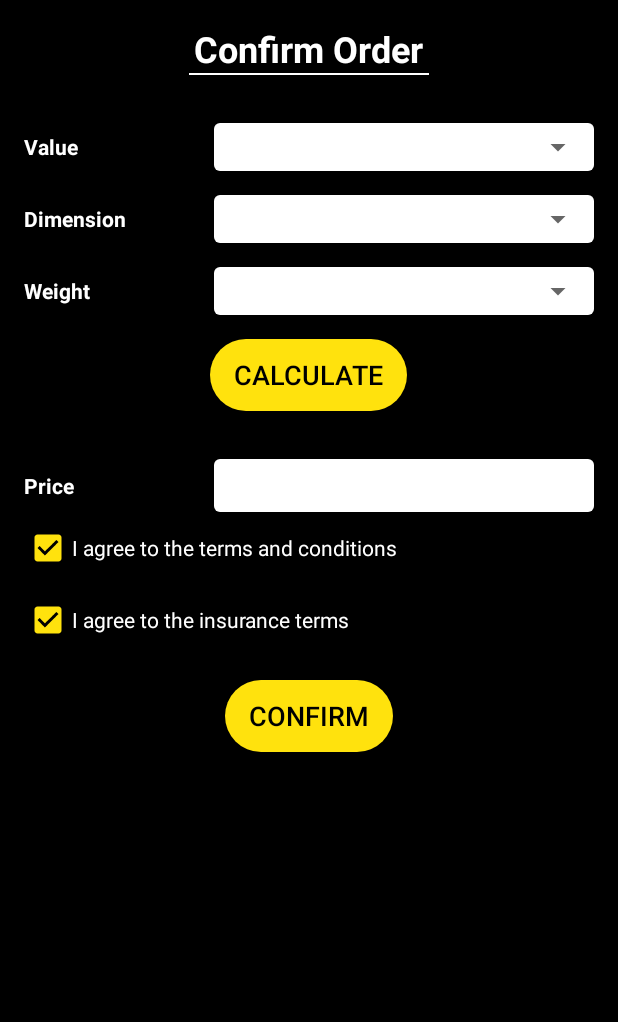
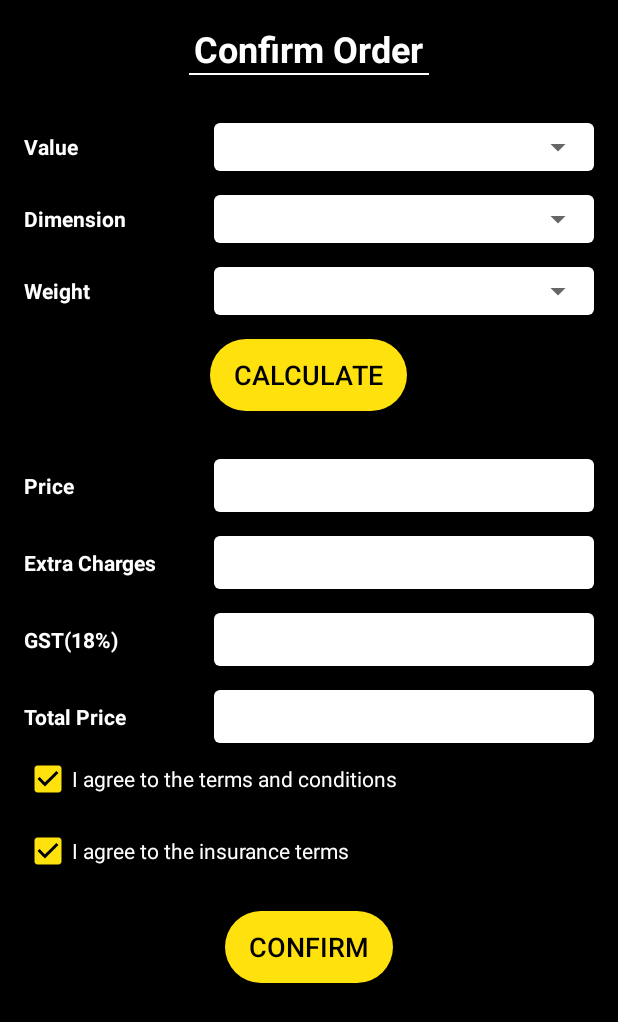
Before and after one commit to Dummyurl/Ewignta, an Android app: the layout fragment_confirm_order.xml on its own in the app's theme, with its tools: preview values and no code run, on a phone screen of 412 x 824 dp. Shown: the top 1022 px of the screen. Run offline under Robolectric (Android 15) with nearby library versions, the phone set to English and light mode, and no system bars.

Commit message:
tracking is updated,added calculate button for weight  and price change

```diff
--- a/app/src/main/java/ewingta/domesticlogistic/adapter/WeightAdapter.java
+++ b/app/src/main/java/ewingta/domesticlogistic/adapter/WeightAdapter.java
@@ -36,7 +36,7 @@ public class WeightAdapter extends BaseAdapter {
 
     @Override
     public long getItemId(int position) {
-        return Long.parseLong(weights.get(position).getId());
+        return Long.parseLong(weights.get(position).getWeight_key());
     }
 
     @Override
@@ -62,7 +62,7 @@ public class WeightAdapter extends BaseAdapter {
         }
 
         if (value != null) {
-            valueVH.tv_title.setText(String.valueOf(value.getTitle()));
+            valueVH.tv_title.setText(String.valueOf(value.getWeight_key()));
         }
 
         return rowView;
--- a/app/src/main/java/ewingta/domesticlogistic/reterofit/RetrofitService.java
+++ b/app/src/main/java/ewingta/domesticlogistic/reterofit/RetrofitService.java
@@ -90,8 +90,7 @@ public interface RetrofitService {
                                           @Query("email") String email, @Query("mobile") String mobile, @Query("pass") String pass);
 
     @GET(URLsUtil.PRICE_URL)
-    Call<PriceResponse> getPrice(@Query("ordernumber") String ordernumber
-                                 );
+    Call<PriceResponse> getPrice( @Query("ordernumber") String ordernumber, @Query("weight") String weight);
 
     @GET(URLsUtil.FORGOT_PASSWORD)
     Call<RequestResponse> forgotPassword(@Query("email") String email);
--- a/app/src/main/java/ewingta/domesticlogistic/utils/URLsUtil.java
+++ b/app/src/main/java/ewingta/domesticlogistic/utils/URLsUtil.java
@@ -41,7 +41,7 @@ public class URLsUtil {
 
     public static final String UPDATE_PASSWORD_URL = INDEX_GET_URL + "&resource=updateprofile";
 
-    public static final String PRICE_URL = INDEX_GET_URL + "&resource=getprice";
+    public static final String PRICE_URL = INDEX_GET_URL + "&resource=getprice&weight";
 
     public static final String FORGOT_PASSWORD = INDEX_GET_URL + "&resource=forgotpassword";
 
--- a/app/src/main/res/layout/fragment_confirm_order.xml
+++ b/app/src/main/res/layout/fragment_confirm_order.xml
@@ -183,6 +183,97 @@
                 android:layout_height="wrap_content"
                 android:layout_centerInParent="true" />
         </RelativeLayout>
+
+        <LinearLayout
+            android:layout_width="match_parent"
+            android:layout_height="wrap_content"
+            android:layout_marginTop="@dimen/margin16dp"
+            android:orientation="horizontal"
+            android:weightSum="3">
+
+            <TextView
+                android:layout_width="match_parent"
+                android:layout_height="match_parent"
+                android:layout_weight="2"
+                android:gravity="center_vertical|start"
+                android:text="@string/base_price"
+                android:textColor="@android:color/white"
+                android:textStyle="bold" />
+
+            <TextView
+                android:id="@+id/tv_baseprice"
+                android:layout_width="match_parent"
+                android:layout_height="wrap_content"
+                android:layout_weight="1"
+                android:background="@drawable/ic_rectangle_white"
+                android:ellipsize="end"
+                android:gravity="center_vertical|start"
+                android:maxLines="1"
+                android:padding="@dimen/margin8dp"
+                android:textColor="@android:color/black" />
+
+
+        </LinearLayout>
+        <LinearLayout
+            android:layout_width="match_parent"
+            android:layout_height="wrap_content"
+            android:layout_marginTop="@dimen/margin16dp"
+            android:orientation="horizontal"
+            android:weightSum="3">
+
+            <TextView
+                android:layout_width="match_parent"
+                android:layout_height="match_parent"
+                android:layout_weight="2"
+                android:gravity="center_vertical|start"
+                android:text="@string/extra_charges"
+                android:textColor="@android:color/white"
+                android:textStyle="bold" />
+
+            <TextView
+                android:id="@+id/tv_extra_charges"
+                android:layout_width="match_parent"
+                android:layout_height="wrap_content"
+                android:layout_weight="1"
+                android:background="@drawable/ic_rectangle_white"
+                android:ellipsize="end"
+                android:gravity="center_vertical|start"
+                android:maxLines="1"
+                android:padding="@dimen/margin8dp"
+                android:textColor="@android:color/black" />
+
+
+        </LinearLayout>
+        <LinearLayout
+            android:layout_width="match_parent"
+            android:layout_height="wrap_content"
+            android:layout_marginTop="@dimen/margin16dp"
+            android:orientation="horizontal"
+            android:weightSum="3">
+
+            <TextView
+                android:layout_width="match_parent"
+                android:layout_height="match_parent"
+                android:layout_weight="2"
+                android:gravity="center_vertical|start"
+                android:text="@string/gst"
+                android:textColor="@android:color/white"
+                android:textStyle="bold" />
+
+            <TextView
+                android:id="@+id/tv_gst"
+                android:layout_width="match_parent"
+                android:layout_height="wrap_content"
+                android:layout_weight="1"
+                android:background="@drawable/ic_rectangle_white"
+                android:ellipsize="end"
+                android:gravity="center_vertical|start"
+                android:maxLines="1"
+                android:padding="@dimen/margin8dp"
+                android:textColor="@android:color/black" />
+
+
+        </LinearLayout>
         <LinearLayout
             android:layout_width="match_parent"
             android:layout_height="wrap_content"
@@ -210,6 +301,7 @@
                 android:maxLines="1"
                 android:padding="@dimen/margin8dp"
                 android:textColor="@android:color/black" />
+
 
         </LinearLayout>
 
--- a/app/src/main/res/values/strings.xml
+++ b/app/src/main/res/values/strings.xml
@@ -90,7 +90,7 @@
     <string name="no_price_available">NO prices available</string>
     <string name="select_price">Select price</string>
     <string name="confirm_order">Confirm Order</string>
-    <string name="price">Price</string>
+    <string name="price">Total Price</string>
     <string name="i_agree_to_the_terms_and_conditions">I agree to the terms and conditions</string>
     <string name="i_agree_to_the_insurance_terms">I agree to the insurance terms</string>
     <string name="confirm">Confirm</string>
@@ -139,5 +139,8 @@
     <string name="call">CALL</string>
     <string name="calculate">Calculate</string>
     <string name="select_weight">Select weight</string>
+    <string name="base_price">Price</string>
+    <string name="extra_charges">Extra Charges</string>
+    <string name="gst">GST(18%)</string>
 
 </resources>
```
Also changed, not shown: app/src/main/java/ewingta/domesticlogistic/fragment/ConfirmOrderFragment.java (+20 -15 lines), app/src/main/java/ewingta/domesticlogistic/models/PriceResponse.java (+40 -17 lines), app/src/main/java/ewingta/domesticlogistic/models/Weight.java (+11 -36 lines).
